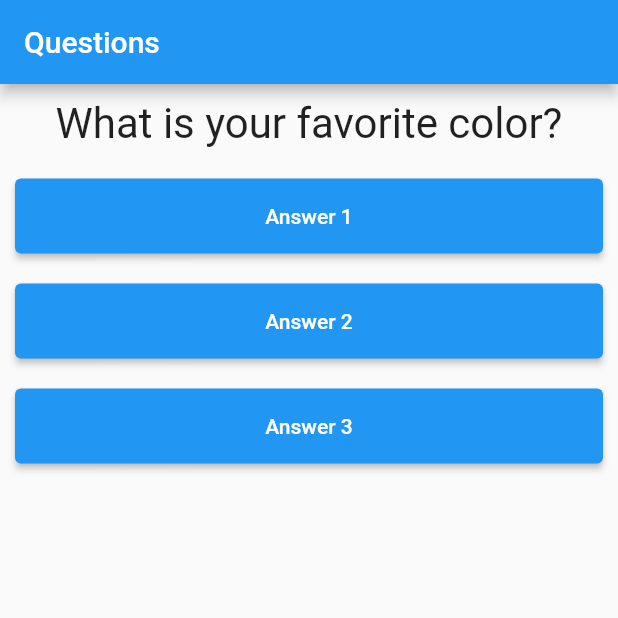
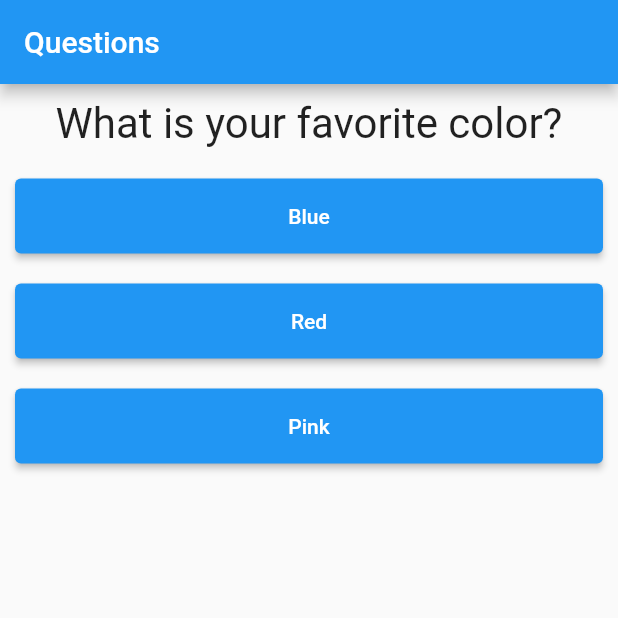
Before and after one commit to leobaiano/questions-and-answers, a Flutter app: the screen it shows after launch, on a phone screen of 412 x 824 dp, the top half of it. Run offline on Flutter 3.47's test engine with Material 2 defaults, Android fonts, the light colour scheme and no system bars.

Commit message:
feat: add dinamyc answers

```diff
--- a/lib/main.dart
+++ b/lib/main.dart
@@ -33,6 +33,11 @@ class _AnswersAppState extends State<AnswersApp> {
       },
     ];
 
+    List<Widget> answers = [];
+    for(var textAnswer in questions[_selectedQuestion].cast()['answers']) {
+      answers.add(Answers(text: textAnswer, onSelected: _answer));
+    }
+
     return MaterialApp(
       home: Scaffold(
           appBar: AppBar(
@@ -41,9 +46,7 @@ class _AnswersAppState extends State<AnswersApp> {
           body: Column(
             children: <Widget>[
               Questions(text: questions[_selectedQuestion]['question'].toString()),
-              Answers(text: 'Answer 1', onSelected: _answer),
-              Answers(text: 'Answer 2', onSelected: _answer),
-              Answers(text: 'Answer 3', onSelected: _answer)
+              ...answers
             ],
           )),
     );
```
